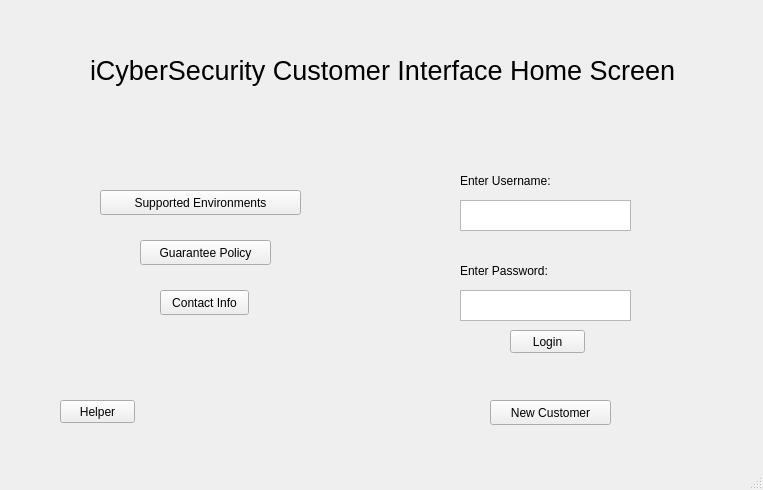
This is mainwindow.ui in broadermat70/agile- as Qt 5 draws it before an edit. The edited form follows.
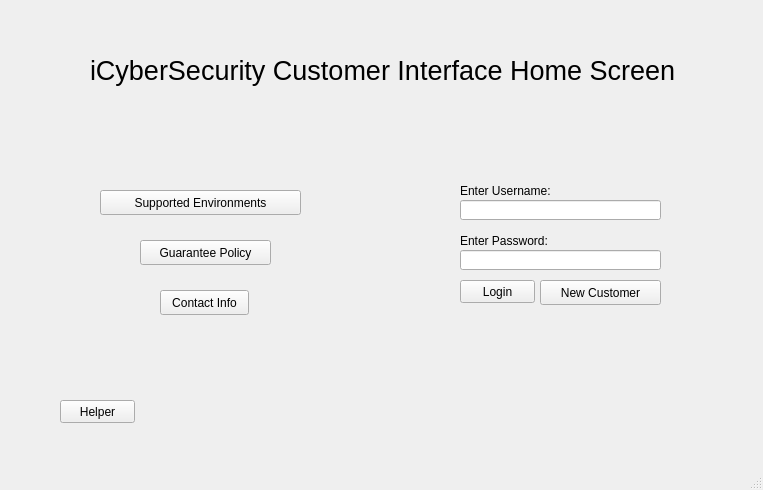
This is the edited form.

```diff
--- a/mainwindow.ui
+++ b/mainwindow.ui
@@ -18,7 +18,7 @@
     <property name="geometry">
      <rect>
       <x>460</x>
-      <y>260</y>
+      <y>230</y>
       <width>121</width>
       <height>21</height>
      </rect>
@@ -27,37 +27,11 @@
      <string>Enter Password:</string>
     </property>
    </widget>
-   <widget class="QTextEdit" name="passwordEntry">
-    <property name="geometry">
-     <rect>
-      <x>460</x>
-      <y>290</y>
-      <width>171</width>
-      <height>31</height>
-     </rect>
-    </property>
-    <property name="toolTip">
-     <string>&lt;html&gt;&lt;head/&gt;&lt;body&gt;&lt;p&gt;The password must be:&lt;/p&gt;&lt;p&gt;* 8 characters long&lt;/p&gt;&lt;p&gt;* start with capital letter&lt;/p&gt;&lt;p&gt;* Constrains a special&lt;/p&gt;&lt;p&gt;         character&lt;/p&gt;&lt;/body&gt;&lt;/html&gt;</string>
-    </property>
-   </widget>
-   <widget class="QTextEdit" name="usernameEntry">
-    <property name="geometry">
-     <rect>
-      <x>460</x>
-      <y>200</y>
-      <width>171</width>
-      <height>31</height>
-     </rect>
-    </property>
-    <property name="toolTip">
-     <string>&lt;html&gt;&lt;head/&gt;&lt;body&gt;&lt;p&gt;Enter Username&lt;/p&gt;&lt;/body&gt;&lt;/html&gt;</string>
-    </property>
-   </widget>
    <widget class="QLabel" name="usernameLabel">
     <property name="geometry">
      <rect>
       <x>460</x>
-      <y>170</y>
+      <y>180</y>
       <width>121</width>
       <height>21</height>
      </rect>
@@ -69,8 +43,8 @@
    <widget class="QPushButton" name="pushButton">
     <property name="geometry">
      <rect>
-      <x>510</x>
-      <y>330</y>
+      <x>460</x>
+      <y>280</y>
       <width>75</width>
       <height>23</height>
      </rect>
@@ -142,8 +116,8 @@
    <widget class="QPushButton" name="newCustomerButton">
     <property name="geometry">
      <rect>
-      <x>490</x>
-      <y>400</y>
+      <x>540</x>
+      <y>280</y>
       <width>121</width>
       <height>25</height>
      </rect>
@@ -165,6 +139,32 @@
      <string>Supported Environments</string>
     </property>
    </widget>
+   <widget class="QLineEdit" name="lineEdit_Username">
+    <property name="geometry">
+     <rect>
+      <x>460</x>
+      <y>200</y>
+      <width>201</width>
+      <height>20</height>
+     </rect>
+    </property>
+    <property name="toolTip">
+     <string>&lt;html&gt;&lt;head/&gt;&lt;body&gt;&lt;p&gt;Enter Username&lt;/p&gt;&lt;/body&gt;&lt;/html&gt;</string>
+    </property>
+   </widget>
+   <widget class="QLineEdit" name="lineEdit_Password">
+    <property name="geometry">
+     <rect>
+      <x>460</x>
+      <y>250</y>
+      <width>201</width>
+      <height>20</height>
+     </rect>
+    </property>
+    <property name="toolTip">
+     <string>&lt;html&gt;&lt;head/&gt;&lt;body&gt;&lt;ul style=&quot;margin-top: 0px; margin-bottom: 0px; margin-left: 0px; margin-right: 0px; -qt-list-indent: 1;&quot;</string>
+    </property>
+   </widget>
   </widget>
   <widget class="QMenuBar" name="menubar">
    <property name="geometry">
```
Left out of the diff: 6 changed lines with no effect on the pictures.
